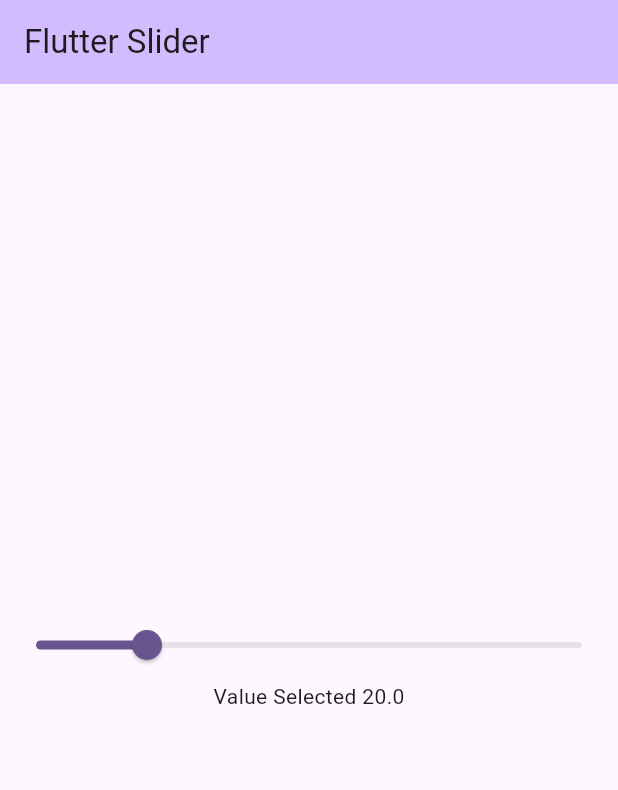
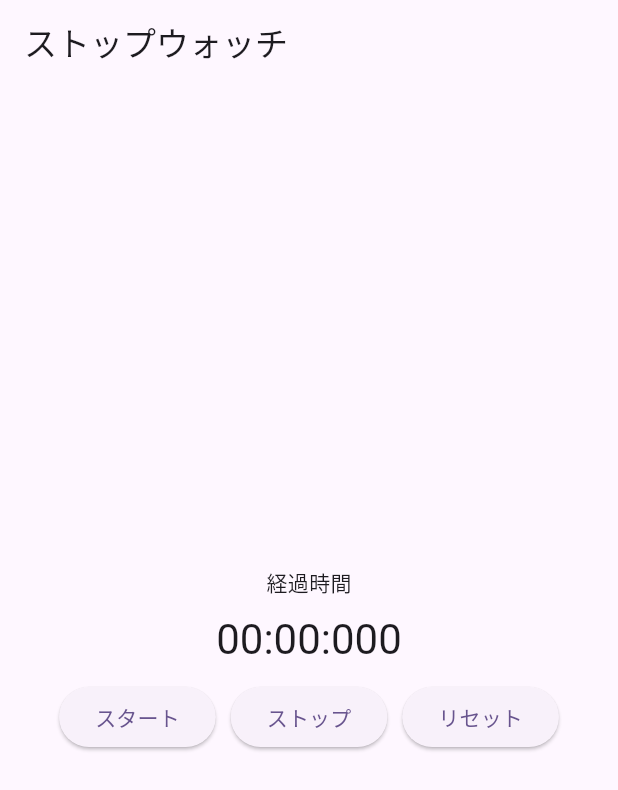
Before and after one commit to k-taiga/flutter_elementary, a Flutter app: the screen it shows after launch, on a phone screen of 412 x 824 dp. Shown: the top 790 px of the screen. Run offline on Flutter 3.47's test engine with Material 3 defaults, Android fonts, the phone set to English and light mode, and no system bars.

```diff
--- a/lib/main.dart
+++ b/lib/main.dart
@@ -1,4 +1,7 @@
 import 'package:flutter/material.dart';
+import 'dart:async';
+
+import 'package:flutter/widgets.dart';
 
 void main() {
   runApp(const MyApp());
@@ -15,89 +18,96 @@ class MyApp extends StatelessWidget {
         colorScheme: ColorScheme.fromSeed(seedColor: Colors.deepPurple),
         useMaterial3: true,
       ),
-      home: MySlider(),
+      home: const StopWatch(),
     );
   }
 }
 
-class MySlider extends StatefulWidget {
-  const MySlider({super.key});
+class StopWatch extends StatefulWidget {
+  const StopWatch({super.key});
 
   @override
-  State<MySlider> createState() => _MySliderState();
+  State<StopWatch> createState() => _StopWatchState();
 }
 
-class _MySliderState extends State<MySlider> {
-  double _currentSliderValue = 20;
+class _StopWatchState extends State<StopWatch> {
+  Timer _timer = Timer(Duration.zero, () {});
+  // Flutterが定義しているStopwatchオブジェクト
+  final Stopwatch _stopwatch = Stopwatch();
+  String _time = '00:00:000';
 
-  @override
-  Widget build(BuildContext context) {
-    return Scaffold(
-      appBar: AppBar(
-        title: const Text('Flutter Slider'),
-        backgroundColor: Theme.of(context).colorScheme.inversePrimary,
-      ),
-      body: Center(
-          child: Column(mainAxisAlignment: MainAxisAlignment.center, children: [
-        Slider(
-          value: _currentSliderValue,
-          min: 0,
-          max: 100,
-          divisions: 100,
-          label: _currentSliderValue.round().toString(),
-          onChanged: (double value) {
-            setState(() {
-              _currentSliderValue = value;
-            });
-            print('Value Selected $_currentSliderValue');
-          },
-        ),
-        Text('Value Selected $_currentSliderValue'),
-      ])),
-    );
+  void _startTimer() {
+    if (!_stopwatch.isRunning) {
+      _stopwatch.start();
+      // 1millisecondごとに実施する処理
+      _timer = Timer.periodic(Duration(milliseconds: 1), (timer) {
+        // setStateを呼び出すことで画面を再描画
+        setState(() {
+          // Stopwatch.elapsedは経過時間を返す
+          final Duration elapsed = _stopwatch.elapsed;
+          // 0付きの2桁の文字列に変換
+          final String minute = elapsed.inMinutes.toString().padLeft(2, '0');
+          final String sec =
+              (elapsed.inSeconds % 60).toString().padLeft(2, '0');
+          final String milliSec =
+              (elapsed.inMilliseconds % 1000).toString().padLeft(3, '0');
+          _time = '$minute:$sec:$milliSec';
+        });
+      });
+    }
   }
-}
 
-class MyCheckBox extends StatefulWidget {
-  const MyCheckBox({super.key});
+  void _stopTimer() {
+    if (_stopwatch.isRunning) {
+      _stopwatch.stop();
+      _timer.cancel();
+    }
+  }
 
-  @override
-  State<MyCheckBox> createState() => _MyCheckBoxState();
-}
-
-class _MyCheckBoxState extends State<MyCheckBox> {
-  bool isChecked = false;
-
-  void _toggleCheckbox() {
-    // setStateで状態を更新
+  void _resetTimer() {
+    _stopwatch.reset();
+    // 初期値で画面を再描画
     setState(() {
-      isChecked = !isChecked;
+      _time = "00:00:000";
     });
-    print('_toggleCheckbox isChecked=[$isChecked]');
   }
 
   @override
   Widget build(BuildContext context) {
     return Scaffold(
-        appBar: AppBar(
-          title: Text('MyCheckBox Demo'),
-          backgroundColor: Theme.of(context).colorScheme.inversePrimary,
-        ),
+        appBar: AppBar(title: const Text('ストップウォッチ')),
         body: Center(
-          child: Column(mainAxisAlignment: MainAxisAlignment.center, children: [
-            Padding(
-              padding: const EdgeInsets.only(left: 70),
-              child: CheckboxListTile(
-                  // CheckBoxを左寄せする
-                  controlAffinity: ListTileControlAffinity.leading,
-                  title: const Text('利用規約に同意する。'),
-                  value: isChecked,
-                  onChanged: (value) {
-                    _toggleCheckbox();
-                  }),
-            ),
-            Text('isChecked = [$isChecked]')
-          ]),
+          child: Column(
+            mainAxisAlignment: MainAxisAlignment.center,
+            children: [
+              const Text('経過時間'),
+              const SizedBox(height: 10),
+              Text('$_time', style: Theme.of(context).textTheme.headlineMedium),
+              const SizedBox(height: 10),
+              Row(
+                mainAxisAlignment: MainAxisAlignment.center,
+                children: [
+                  ElevatedButton(
+                      onPressed: () {
+                        _startTimer();
+                      },
+                      child: const Text('スタート')),
+                  const SizedBox(width: 10),
+                  ElevatedButton(
+                      onPressed: () {
+                        _stopTimer();
+                      },
+                      child: const Text('ストップ')),
+                  const SizedBox(width: 10),
+                  ElevatedButton(
+                      onPressed: () {
+                        _resetTimer();
+                      },
+                      child: const Text('リセット')),
+                ],
+              )
+            ],
+          ),
         ));
   }
 }
```
